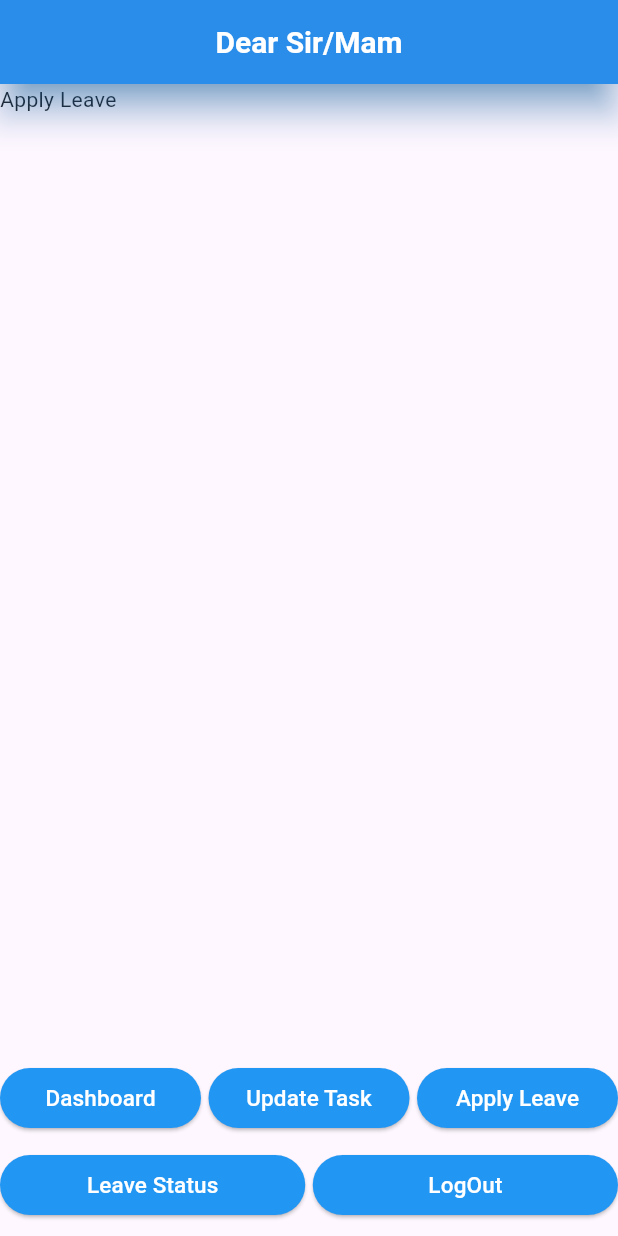
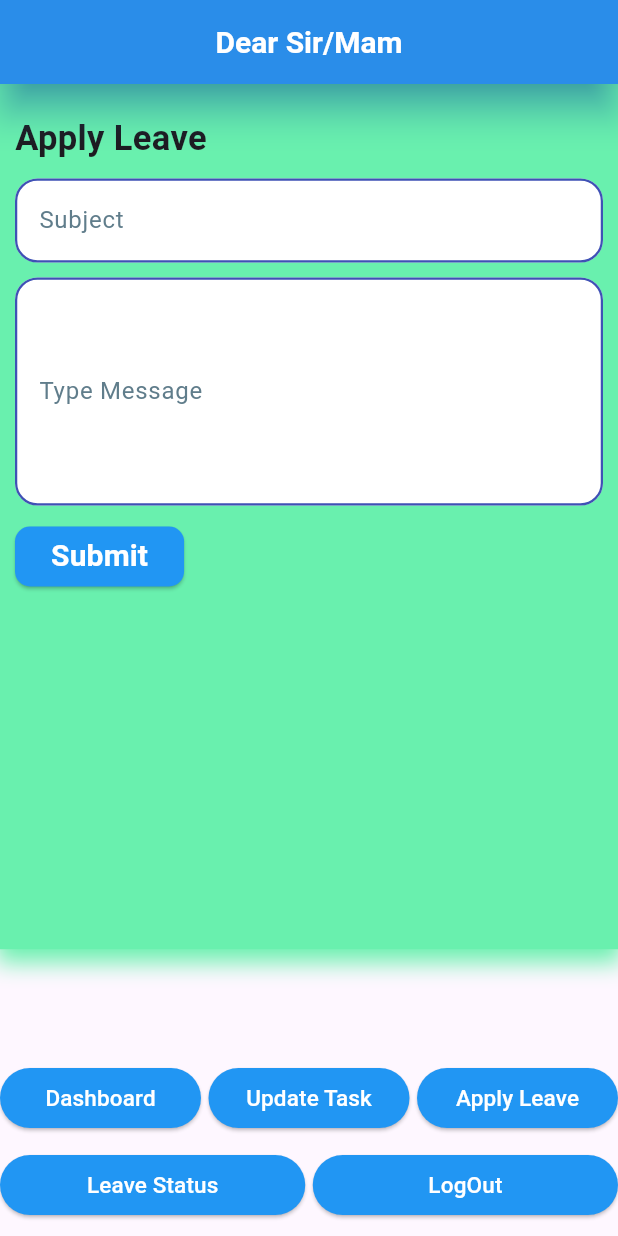
Before and after one commit to IAftabRehman/Task-Management-System, a Flutter app: the screen it shows after launch, item 3 of the bottom bar chosen, on a phone screen of 412 x 824 dp. Run offline on Flutter 3.47's test engine with Material 3 defaults, Android fonts, the phone set to English and light mode, and no system bars; our stand-ins replace cloud_firestore, firebase_auth, firebase_core; accounts and stored records are empty.

Commit message:
Done Front-end with applyLeave.dart leaveStatus.dart logOut.dart userDashboard.dart Files

```diff
--- a/lib/screens/usersScreens/applyLeave.dart
+++ b/lib/screens/usersScreens/applyLeave.dart
@@ -5,11 +5,115 @@ class applyLeave extends StatelessWidget {
 
   @override
   Widget build(BuildContext context) {
+    double mediaHeight = MediaQuery.of(context).size.height;
     return Scaffold(
-      body: Column(
-        children: [
-          Text("Apply Leave")
-        ],
+      body: Container(
+        height: mediaHeight * 0.7,
+        width: double.infinity,
+        decoration: BoxDecoration(
+          color: Colors.greenAccent,
+          boxShadow: [
+            BoxShadow(
+              color: Colors.greenAccent,
+              spreadRadius: 3,
+              blurRadius: 12,
+              offset: const Offset(0, 6),
+            ),
+          ],
+        ),
+        child: Padding(
+          padding: const EdgeInsets.only(left: 10, top: 20, right: 10),
+          child: Column(
+            children: [
+              Align(
+                alignment: Alignment.topLeft,
+                child: Text(
+                  "Apply Leave",
+                  style: TextStyle(fontSize: 23, fontWeight: FontWeight.bold),
+                ),
+              ),
+              SizedBox(height: 10),
+              TextField(
+                decoration: InputDecoration(
+                  filled: true,
+                  fillColor: Colors.white,
+                  labelText: "Subject",
+                  labelStyle: const TextStyle(
+                    color: Colors.blueGrey,
+                    fontSize: 16,
+                  ),
+                  enabledBorder: OutlineInputBorder(
+                    borderRadius: BorderRadius.circular(15),
+                    borderSide: const BorderSide(
+                      color: Colors.indigo,
+                      width: 1.5,
+                    ),
+                  ),
+                  focusedBorder: OutlineInputBorder(
+                    borderRadius: BorderRadius.circular(10),
+                    borderSide: const BorderSide(
+                      color: Colors.deepPurple,
+                      width: 2,
+                    ),
+                  ),
+                ),
+              ),
+              SizedBox(height: 10),
+              TextField(
+                textAlign: TextAlign.start,
+                textAlignVertical: TextAlignVertical.top,
+                maxLines: 5,
+                minLines: 5,
+                decoration: InputDecoration(
+                  filled: true,
+                  fillColor: Colors.white,
+                  labelText: "Type Message",
+                  labelStyle: const TextStyle(
+                    color: Colors.blueGrey,
+                    fontSize: 16,
+                  ),
+                  enabledBorder: OutlineInputBorder(
+                    borderRadius: BorderRadius.circular(15),
+                    borderSide: const BorderSide(
+                      color: Colors.indigo,
+                      width: 1.5,
+                    ),
+                  ),
+                  focusedBorder: OutlineInputBorder(
+                    borderRadius: BorderRadius.circular(10),
+                    borderSide: const BorderSide(
+                      color: Colors.deepPurple,
+                      width: 2,
+                    ),
+                  ),
+                ),
+              ),
+
+              SizedBox(height: 10),
+
+              Align(
+                alignment: Alignment.topLeft,
+                child: ElevatedButton(
+                  onPressed: () {},
+                  style: ElevatedButton.styleFrom(
+                    backgroundColor: Colors.blue,
+                    shape: RoundedRectangleBorder(
+                      borderRadius: BorderRadius.circular(10),
+                    ),
+                  ),
+                  child: Text(
+                    "Submit",
+                    style: TextStyle(
+                      color: Colors.white,
+                      fontWeight: FontWeight.bold,
+                      fontSize: 20,
+                    ),
+                  ),
+                ),
+              ),
+            ],
+          ),
+        ),
       ),
     );
   }
```
Also changed, not shown: lib/screens/usersScreens/leaveStatus.dart (+35 -5 lines), lib/screens/usersScreens/logOut.dart (+21 -4 lines), lib/screens/usersScreens/userDashboard.dart (+9 -10 lines).
